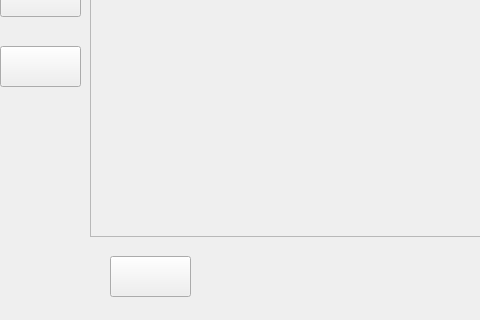
Above: src/views/DethermInspection.ui from Jjat00/Deptherm-Inspection before the change; both pictures show x 0 to 480 and y 444 to 764 of the 1338 by 764 pixel window. Below: the same form after it.
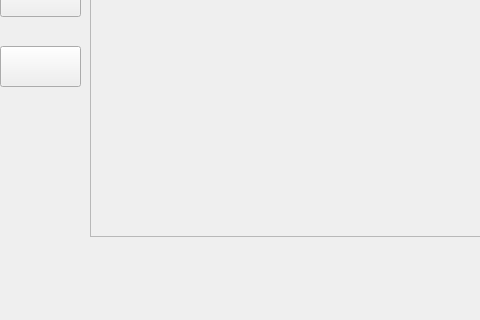
That is the form after the change.

```diff
--- a/src/views/DethermInspection.ui
+++ b/src/views/DethermInspection.ui
@@ -155,19 +155,6 @@
      <string/>
     </property>
    </widget>
-   <widget class="QPushButton" name="buttonInspection">
-    <property name="geometry">
-     <rect>
-      <x>110</x>
-      <y>700</y>
-      <width>81</width>
-      <height>41</height>
-     </rect>
-    </property>
-    <property name="text">
-     <string/>
-    </property>
-   </widget>
    <widget class="QPushButton" name="buttonCalibExt">
     <property name="geometry">
      <rect>
```
Left out of the diff: 1 changed line with no effect on the pictures.
